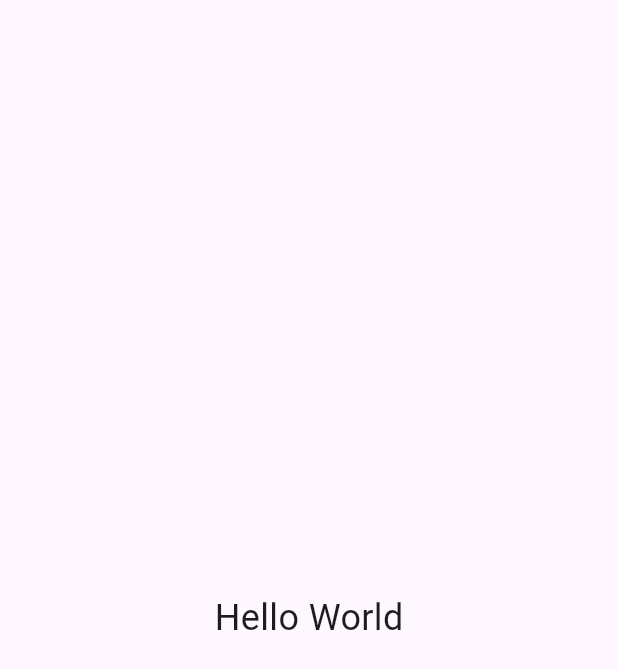
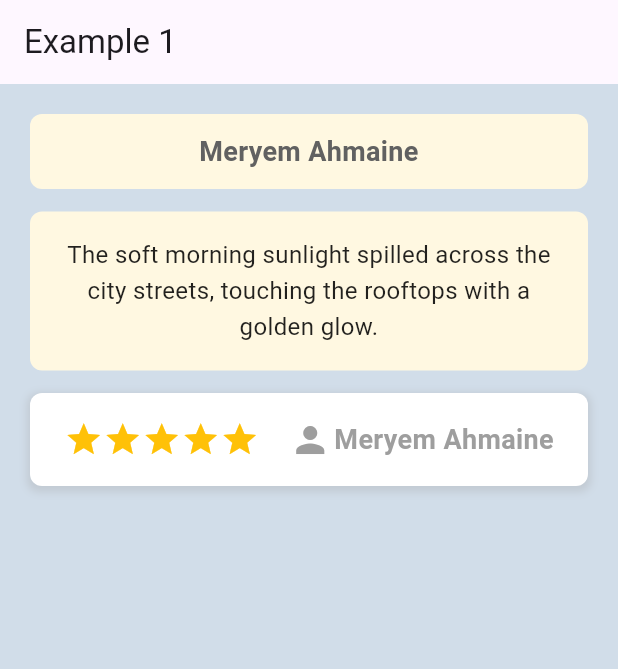
Before and after one commit to meryemahmaine/flutter-hello-world, a Flutter app: the screen it shows after launch, on a phone screen of 412 x 824 dp. Shown: the top 669 px of the screen. Run offline on Flutter 3.47's test engine with Material 3 defaults, Android fonts, the phone set to English and light mode, and no system bars.

Commit message:
Updated Flutter

```diff
--- a/lib/main.dart
+++ b/lib/main.dart
@@ -1,3 +1,5 @@
+
+
 import 'package:flutter/material.dart';
 
 void main() {
@@ -9,12 +11,115 @@ class MyApp extends StatelessWidget {
 
   @override
   Widget build(BuildContext context) {
-    return const MaterialApp(
+    return MaterialApp(
       home: Scaffold(
-        body: Center(
-          child: Text(
-            'Hello World',
-            style: TextStyle(fontSize: 24),
+        appBar: AppBar(title: const Text("Example 1")),
+        body: Container(
+          padding: const EdgeInsets.all(20),
+          width: double.infinity,
+          color: const Color.fromARGB(255, 209, 221, 233),
+          child: Column(
+            crossAxisAlignment: CrossAxisAlignment.center,
+            children: [
+
+              // First container — title
+              Container(
+                decoration: BoxDecoration(
+                  color: Colors.amber[50],
+                  border: Border.all(color: Colors.transparent, width: 2),
+                  borderRadius: BorderRadius.circular(8),
+                ),
+                padding: const EdgeInsets.all(10),
+                width: double.infinity,
+                child: Text(
+                  "Meryem Ahmaine",
+                  textAlign: TextAlign.center,
+                  style: TextStyle(
+                    fontWeight: FontWeight.w600,
+                    fontSize: 18,
+                    color: Colors.grey[700],
+                  ),
+                ),
+              ),
+
+              const SizedBox(height: 15),
+
+              // Second container — paragraph
+              Container(
+                decoration: BoxDecoration(
+                  color: Colors.amber[50],
+                  border: Border.all(color: Colors.transparent, width: 2),
+                  borderRadius: BorderRadius.circular(8),
+                ),
+                padding: const EdgeInsets.all(15),
+                width: double.infinity,
+                child: const Text(
+                                   "The soft morning sunlight spilled across the city streets, touching the rooftops with a golden glow. ",
+                  textAlign: TextAlign.center,
+                  style: TextStyle(
+                    fontWeight: FontWeight.w400,
+                    fontSize: 16,
+                    color: Colors.black87,
+                    height: 1.5,
+                  ),
+                ),
+              ),
+
+              const SizedBox(height: 15),
+
+
+              Container(
+                decoration: BoxDecoration(
+                  color: Colors.white,
+                  border: Border.all(color: Colors.transparent, width: 2),
+                  borderRadius: BorderRadius.circular(8),
+                  boxShadow: [
+                    BoxShadow(
+                      color: Colors.grey.withOpacity(0.3),
+                      spreadRadius: 2,
+                      blurRadius: 4,
+                      offset: const Offset(0, 2),
+                    ),
+                  ],
+                ),
+                padding: const EdgeInsets.symmetric(vertical: 15, horizontal: 20),
+                width: double.infinity,
+                child: Row(
+                  mainAxisAlignment: MainAxisAlignment.center,
+                  children: [
+
+                    // Star icons
+                    Row(
+                      children: const [
+                        Icon(Icons.star, color: Colors.amber, size: 26),
+                        Icon(Icons.star, color: Colors.amber, size: 26),
+                        Icon(Icons.star, color: Colors.amber, size: 26),
+                        Icon(Icons.star, color: Colors.amber, size: 26),
+                        Icon(Icons.star, color: Colors.amber, size: 26),
+                      ],
+                    ),
+
+                    const SizedBox(width: 20),
+
+
+                    const Row(
+                      children: [
+                        Icon(Icons.person, color: Colors.grey, size: 28),
+                        SizedBox(width: 2),
+                        Text(
+                          "Meryem Ahmaine",
+                          style: TextStyle(
+                            fontWeight: FontWeight.w600,
+                            fontSize: 18,
+                            color: Colors.grey,
+                          ),
+                        ),
+                      ],
+                    ),
+                  ],
+                ),
+              ),
+            ],
           ),
         ),
       ),
```
Also changed, not shown: 1 other file.
